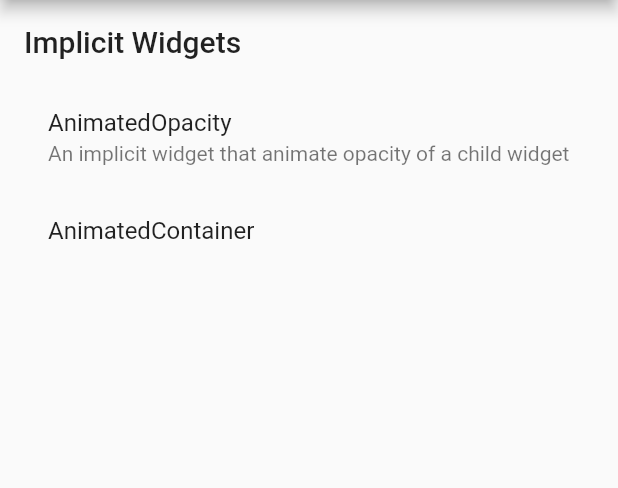
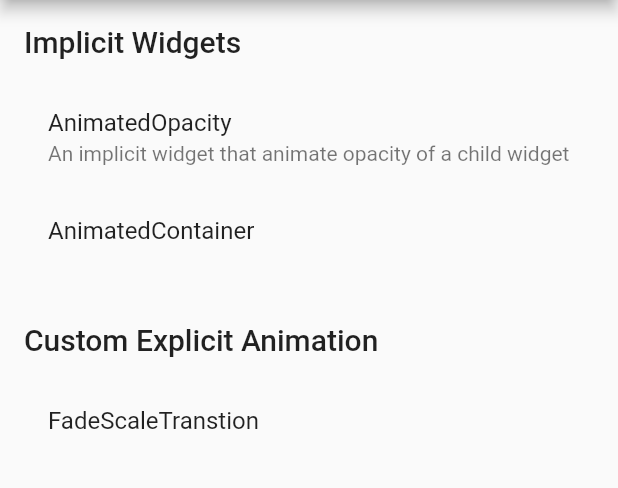
Before and after one commit to NabeelSeid/flutter-references, a Flutter app: the screen it shows after launch, on a phone screen of 412 x 824 dp, the part 84-572 px from its top. Run offline on Flutter 3.47's test engine with Material 2 defaults, Android fonts, the phone set to English and light mode, and no system bars; our stand-ins replace equatable, flutter_bloc, shared_preferences.

Commit message:
custom explicity animation FadeScaleTranstion added

```diff
--- /dev/null
+++ b/animations/lib/custom_explicit_animation/custom_explicit_animation.dart
@@ -0,0 +1 @@
+export './fade_scale_transition.dart';
--- a/animations/lib/main.dart
+++ b/animations/lib/main.dart
@@ -39,15 +39,25 @@ class MyHomePage extends StatelessWidget {
               style: Theme.of(context).textTheme.headline6,
             ),
             SizedBox(height: 16.0),
-            ListTile(
-              onTap: () =>
-                  Navigator.pushNamed(context, RouteNames.i_animated_opacity),
-              title: Text('AnimatedOpacity'),
-              subtitle: Text(
-                  'An implicit widget that animate opacity of a child widget'),
+            menuTile(
+              RouteNames.i_animated_opacity,
+              title: 'AnimatedOpacity',
+              subtitle:
+                  'An implicit widget that animate opacity of a child widget',
             ),
             menuTile(RouteNames.i_animated_container,
                 title: 'AnimatedContainer'),
+            // -------------------------
+            // CUSTOM EXPLICIT ANIMATION
+            // -------------------------
+            SizedBox(height: 16.0),
+            Text(
+              'Custom Explicit Animation',
+              style: Theme.of(context).textTheme.headline6,
+            ),
+            SizedBox(height: 16.0),
+            menuTile(RouteNames.c_e_fade_scale_transition,
+                title: 'FadeScaleTranstion'),
           ],
         ),
       ),
--- a/animations/lib/router.dart
+++ b/animations/lib/router.dart
@@ -1,11 +1,13 @@
 import 'package:animations/main.dart';
 import 'package:flutter/material.dart';
 
-import 'implicit_animations/implicit_animations.dart';
+import 'package:animations/implicit_animations/implicit_animations.dart';
+import 'package:animations/custom_explicit_animation/custom_explicit_animation.dart';
 
 Route<dynamic> onGenerateRoute(RouteSettings settings) {
   final String routeName = settings.name;
 
+  //_____________________Implicit Animation______________________________
   // AnimatedOpacity
   if (routeName == RouteNames.i_animated_opacity)
     return materialPageRoute(IAnimatedOpacity());
@@ -13,6 +15,10 @@ Route<dynamic> onGenerateRoute(RouteSettings settings) {
   // AnimatedContainer
   if (routeName == RouteNames.i_animated_container)
     return materialPageRoute(IAnimatedContainer());
+
+  //_____________________Custom Explicit Animation______________________________
+  if (routeName == RouteNames.c_e_fade_scale_transition)
+    return materialPageRoute(FadeScaleTransitionWidget());
 
   // HomePage: animation menu
   return materialPageRoute(MyHomePage());
@@ -22,6 +28,10 @@ MaterialPageRoute materialPageRoute(Widget screen) =>
     MaterialPageRoute(builder: (_) => screen);
 
 class RouteNames {
+  // Implicit Animations
   static const String i_animated_opacity = '/i_animated_opacity';
   static const String i_animated_container = '/i_animated_container';
+
+  // Custom Explicit Animations
+  static const String c_e_fade_scale_transition = '/c_e_fade_scale_transition';
 }
```
Also changed, not shown: animations/lib/custom_explicit_animation/fade_scale_transition.dart (added, +103 -0 lines), 1 other file.
